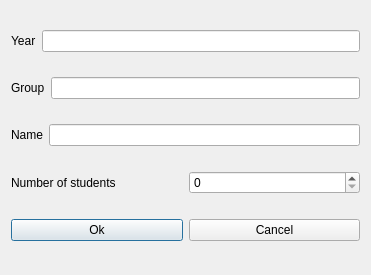
Above: fet/src/interface/modifystudentssubgroupform_template.ui from vonmecheln/fet before the change. Below: the same form after it.
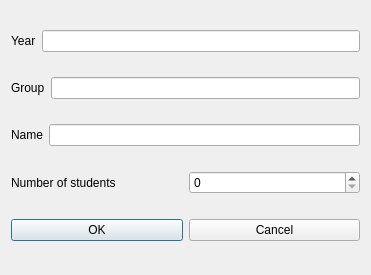
That is the form after the change.

The edit to the form file:
```diff
--- a/fet/src/interface/modifystudentssubgroupform_template.ui
+++ b/fet/src/interface/modifystudentssubgroupform_template.ui
@@ -105,7 +105,7 @@
      <item>
       <widget class="QPushButton" name="okPushButton">
        <property name="text">
-        <string>Ok</string>
+        <string>OK</string>
        </property>
       </widget>
      </item>
```
